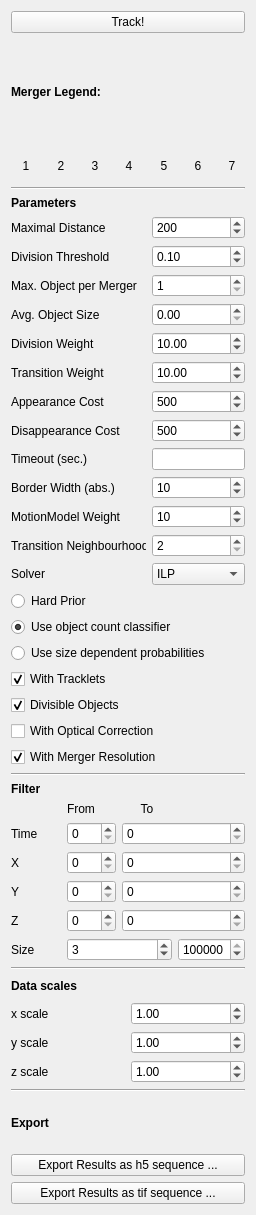
This is ilastik/applets/tracking/conservation/drawer.ui in ilastik/ilastik as Qt 5 draws it before an edit. The edited form follows.
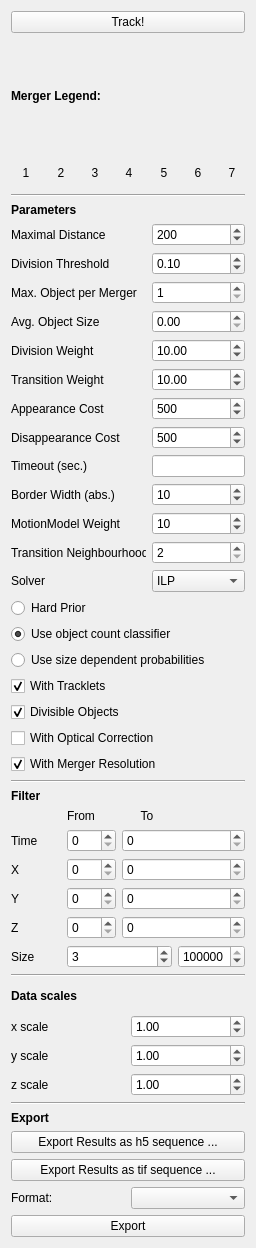
This is the edited form.

Commit message: Add plugin system for tracking export formats

The edit to the form file:
```diff
--- a/ilastik/applets/tracking/conservation/drawer.ui
+++ b/ilastik/applets/tracking/conservation/drawer.ui
@@ -7,7 +7,7 @@
     <x>0</x>
     <y>0</y>
     <width>256</width>
-    <height>1215</height>
+    <height>1248</height>
    </rect>
   </property>
   <property name="sizePolicy">
@@ -924,6 +924,27 @@
        </property>
       </widget>
      </item>
+     <item>
+      <layout class="QHBoxLayout" name="horizontalLayout">
+       <item>
+        <widget class="QLabel" name="exportTypeLabel">
+         <property name="text">
+          <string>Format:</string>
+         </property>
+        </widget>
+       </item>
+       <item>
+        <widget class="QComboBox" name="exportTypeComboBox"/>
+       </item>
+      </layout>
+     </item>
+     <item>
+      <widget class="QPushButton" name="exportTypeButton">
+       <property name="text">
+        <string>Export</string>
+       </property>
+      </widget>
+     </item>
     </layout>
    </item>
   </layout>
```
Left out of the diff: 42 changed lines with no effect on the pictures. The commit also changes 5 other files.
